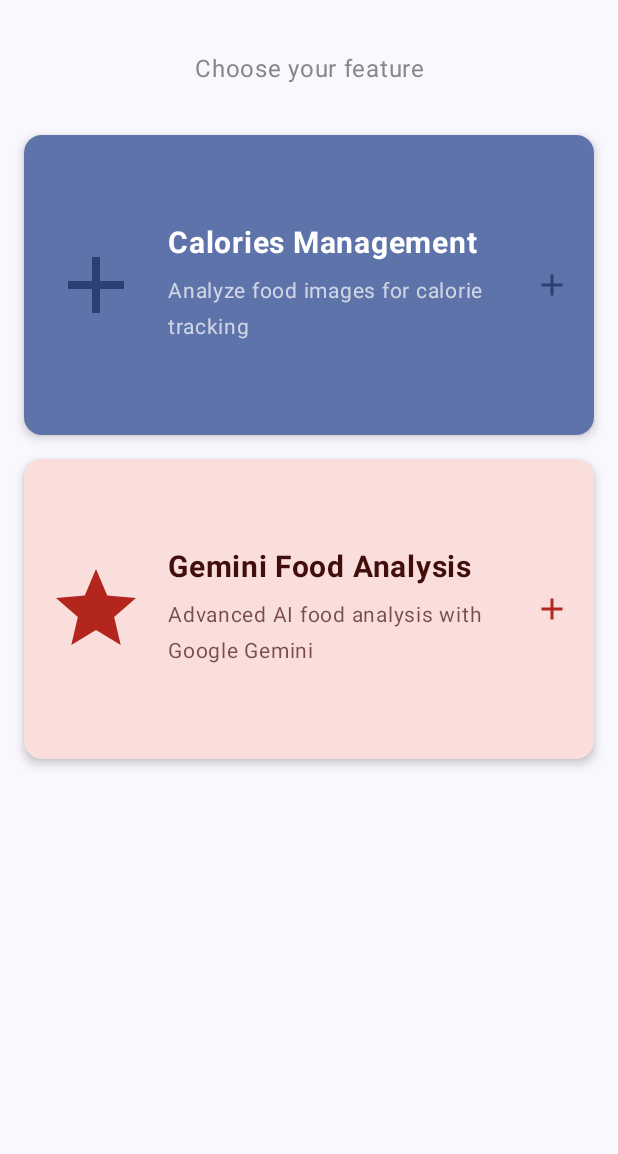
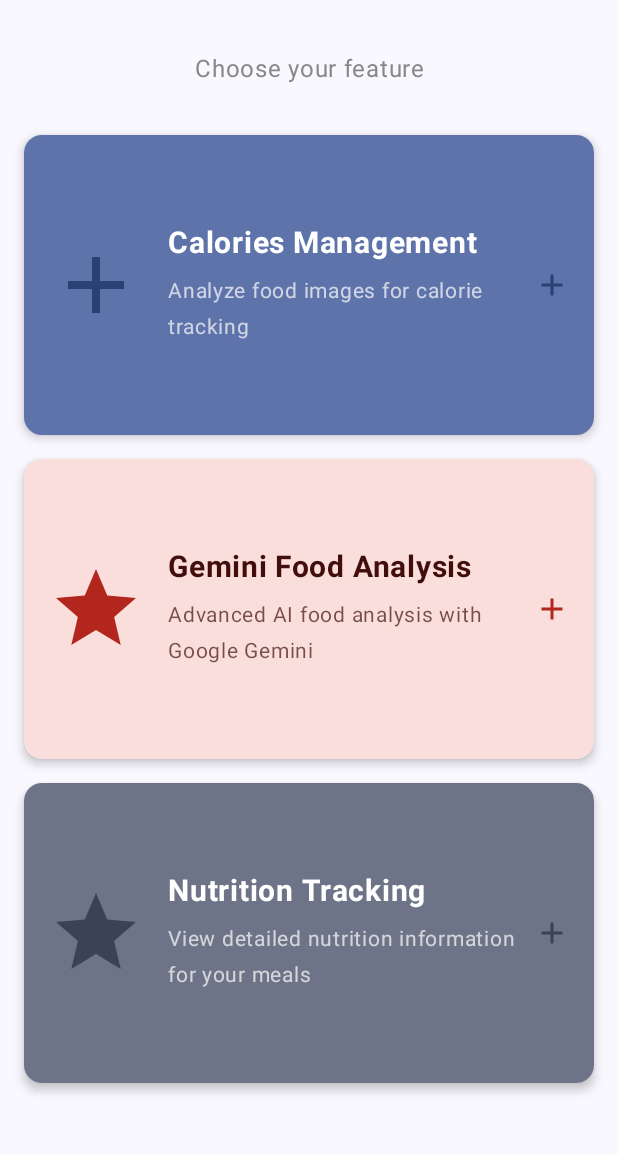
Before and after one commit to shimanto7710/fitness-tracker, an Android app built with Jetpack Compose: the home screen opened through its navigation route, on a phone screen of 412 x 824 dp, the part 69-1223 px from its top. Run offline under Robolectric (Android 15) with nearby library versions, the light colour scheme and no system bars; pictures from the network do not load.

Commit message:
working on nutrition UI

```diff
--- a/app/src/main/java/com/bmqa/brac/fitnesstracker/MainActivity.kt
+++ b/app/src/main/java/com/bmqa/brac/fitnesstracker/MainActivity.kt
@@ -27,7 +27,8 @@
                         AppBar(
                             title = AppBarState.title,
                             showBackButton = AppBarState.showBackButton,
-                            onBackClick = AppBarState.onBackClick
+                            onBackClick = AppBarState.onBackClick,
+                            isTransparent = AppBarState.isTransparent
                         )
                     }
                 ) { paddingValues ->
--- a/app/src/main/java/com/bmqa/brac/fitnesstracker/presentation/navigation/NavGraph.kt
+++ b/app/src/main/java/com/bmqa/brac/fitnesstracker/presentation/navigation/NavGraph.kt
@@ -10,12 +10,14 @@
 import com.bmqa.brac.fitnesstracker.presentation.ui.screens.CaloriesManagementScreen
 import com.bmqa.brac.fitnesstracker.presentation.ui.screens.HomeScreen
 import com.bmqa.brac.fitnesstracker.presentation.ui.screens.GeminiFoodAnalysisScreen
+import com.bmqa.brac.fitnesstracker.presentation.ui.screens.NutritionDetailsScreen
 
 
 sealed class Screen(val route: String) {
     object Home : Screen(AppConstants.Navigation.SCREEN_HOME)
     object CaloriesManagement : Screen(AppConstants.Navigation.SCREEN_CALORIES_MANAGEMENT)
     object GeminiFoodAnalysis : Screen(AppConstants.Navigation.SCREEN_GEMINI_FOOD_ANALYSIS)
+    object Nutrition : Screen(AppConstants.Navigation.SCREEN_NUTRITION)
 
     companion object {
         fun fromRoute(route: String?): Screen {
@@ -23,6 +25,7 @@
                 Home.route -> Home
                 CaloriesManagement.route -> CaloriesManagement
                 GeminiFoodAnalysis.route -> GeminiFoodAnalysis
+                Nutrition.route -> Nutrition
                 null -> Home
                 else -> throw IllegalArgumentException("Route $route is not recognized.")
             }
@@ -48,6 +51,9 @@
                 },
                 onNavigateToGeminiFoodAnalysis = {
                     navController.navigate(Screen.GeminiFoodAnalysis.route)
+                },
+                onNavigateToNutrition = {
+                    navController.navigate(Screen.Nutrition.route)
                 }
             )
         }
@@ -69,5 +75,14 @@
                 }
             )
         }
+
+        composable(Screen.Nutrition.route) {
+            NutritionDetailsScreen(
+                geminiAnalysis = null, // Will be passed from Gemini screen in real implementation
+                onNavigateBack = {
+                    navController.popBackStack()
+                }
+            )
+        }
     }
 }
--- a/app/src/main/java/com/bmqa/brac/fitnesstracker/presentation/state/AppBarState.kt
+++ b/app/src/main/java/com/bmqa/brac/fitnesstracker/presentation/state/AppBarState.kt
@@ -15,6 +15,9 @@
         private set
 
     var onBackClick by mutableStateOf<(() -> Unit)?>(null)
+        private set
+
+    var isTransparent by mutableStateOf(false)
         private set
 
     /**
@@ -41,11 +44,19 @@
     }
 
     /**
+     * Set transparent mode
+     */
+    fun setTransparentMode(isTransparent: Boolean) {
+        this.isTransparent = isTransparent
+    }
+
+    /**
      * Reset to default state
      */
     fun resetToDefault() {
         title = "Fitness Tracker"
         showBackButton = false
         onBackClick = null
+        isTransparent = false
     }
 }
--- a/app/src/main/java/com/bmqa/brac/fitnesstracker/presentation/ui/components/AppBar.kt
+++ b/app/src/main/java/com/bmqa/brac/fitnesstracker/presentation/ui/components/AppBar.kt
@@ -2,9 +2,13 @@
 
 import androidx.compose.material.icons.Icons
 import androidx.compose.material.icons.automirrored.filled.ArrowBack
+import androidx.compose.material.icons.filled.MoreVert
+import androidx.compose.material.icons.filled.Share
 import androidx.compose.material3.*
 import androidx.compose.runtime.Composable
 import androidx.compose.ui.Modifier
+import androidx.compose.ui.graphics.Color
+import androidx.compose.ui.text.style.TextAlign
 import androidx.compose.ui.text.style.TextOverflow
 
 /**
@@ -18,6 +22,7 @@
     showBackButton: Boolean = false,
     onBackClick: (() -> Unit)? = null,
     actions: @Composable (() -> Unit)? = null,
+    isTransparent: Boolean = false,
     modifier: Modifier = Modifier
 ) {
     TopAppBar(
@@ -25,7 +30,9 @@
             Text(
                 text = title,
                 maxLines = 1,
-                overflow = TextOverflow.Ellipsis
+                overflow = TextOverflow.Ellipsis,
+                textAlign = if (isTransparent) TextAlign.Center else TextAlign.Start,
+                color = if (isTransparent) Color.White else Color.Unspecified
             )
         },
         navigationIcon = {
@@ -33,14 +40,40 @@
                 IconButton(onClick = onBackClick) {
                     Icon(
                         imageVector = Icons.AutoMirrored.Filled.ArrowBack,
-                        contentDescription = "Back"
+                        contentDescription = "Back",
+                        tint = if (isTransparent) Color.White else Color.Unspecified
                     )
                 }
             }
         },
         actions = {
-            actions?.invoke()
+            if (isTransparent) {
+                // Share button
+                IconButton(onClick = { /* Handle share */ }) {
+                    Icon(
+                        imageVector = Icons.Default.Share,
+                        contentDescription = "Share",
+                        tint = Color.White
+                    )
+                }
+                // More options button
+                IconButton(onClick = { /* Handle more options */ }) {
+                    Icon(
+                        imageVector = Icons.Default.MoreVert,
+                        contentDescription = "More options",
+                        tint = Color.White
+                    )
+                }
+            } else {
+                actions?.invoke()
+            }
         },
+        colors = TopAppBarDefaults.topAppBarColors(
+            containerColor = if (isTransparent) Color.Transparent else TopAppBarDefaults.topAppBarColors().containerColor,
+            titleContentColor = if (isTransparent) Color.White else TopAppBarDefaults.topAppBarColors().titleContentColor,
+            navigationIconContentColor = if (isTransparent) Color.White else TopAppBarDefaults.topAppBarColors().navigationIconContentColor,
+            actionIconContentColor = if (isTransparent) Color.White else TopAppBarDefaults.topAppBarColors().actionIconContentColor
+        ),
         modifier = modifier
     )
 }
--- a/app/src/main/java/com/bmqa/brac/fitnesstracker/presentation/ui/screens/HomeScreen.kt
+++ b/app/src/main/java/com/bmqa/brac/fitnesstracker/presentation/ui/screens/HomeScreen.kt
@@ -25,6 +25,7 @@
 fun HomeScreen(
     onNavigateToCaloriesManagement: () -> Unit,
     onNavigateToGeminiFoodAnalysis: () -> Unit,
+    onNavigateToNutrition: () -> Unit,
     modifier: Modifier = Modifier
 ) {
     // Update app bar title and hide back button
@@ -147,6 +148,53 @@
                 }
             }
 
+            // Nutrition Tracking Card
+            Card(
+                modifier = Modifier
+                    .fillMaxWidth()
+                    .height(Dimensions.cardHeight),
+                elevation = CardDefaults.cardElevation(defaultElevation = 4.dp),
+                colors = CardDefaults.cardColors(containerColor = MaterialTheme.colorScheme.secondaryContainer),
+                onClick = onNavigateToNutrition
+            ) {
+                Row(
+                    modifier = Modifier
+                        .fillMaxSize()
+                        .padding(Dimensions.spacingMedium),
+                    verticalAlignment = Alignment.CenterVertically
+                ) {
+                    Icon(
+                        imageVector = Icons.Default.Star,
+                        contentDescription = "Nutrition Tracking",
+                        modifier = Modifier.size(Dimensions.iconSizeExtraLarge),
+                        tint = MaterialTheme.colorScheme.secondary
+                    )
+                    Spacer(modifier = Modifier.width(Dimensions.spacingMedium))
+                    Column(
+                        modifier = Modifier.weight(1f)
+                    ) {
+                        Text(
+                            text = "Nutrition Tracking",
+                            fontSize = 20.sp,
+                            fontWeight = FontWeight.Bold,
+                            color = MaterialTheme.colorScheme.onSecondaryContainer
+                        )
+                        Spacer(modifier = Modifier.height(Dimensions.spacingSmall))
+                        Text(
+                            text = "View detailed nutrition information for your meals",
+                            fontSize = 14.sp,
+                            color = MaterialTheme.colorScheme.onSecondaryContainer.copy(alpha = 0.7f)
+                        )
+                    }
+                    Icon(
+                        imageVector = Icons.Default.Add,
+                        contentDescription = "Navigate to Nutrition",
+                        modifier = Modifier.size(Dimensions.iconSizeMedium),
+                        tint = MaterialTheme.colorScheme.secondary
+                    )
+                }
+            }
+
         }
 
         /*Spacer(modifier = Modifier.weight(1f))
```
Also changed, not shown: app/src/main/java/com/bmqa/brac/fitnesstracker/common/constants/AppConstants.kt (+13 -0 lines), app/src/main/java/com/bmqa/brac/fitnesstracker/domain/entities/NutritionInfo.kt (added, +27 -0 lines), app/src/main/java/com/bmqa/brac/fitnesstracker/presentation/ui/screens/NutritionDetailsScreen.kt (added, +216 -0 lines).
